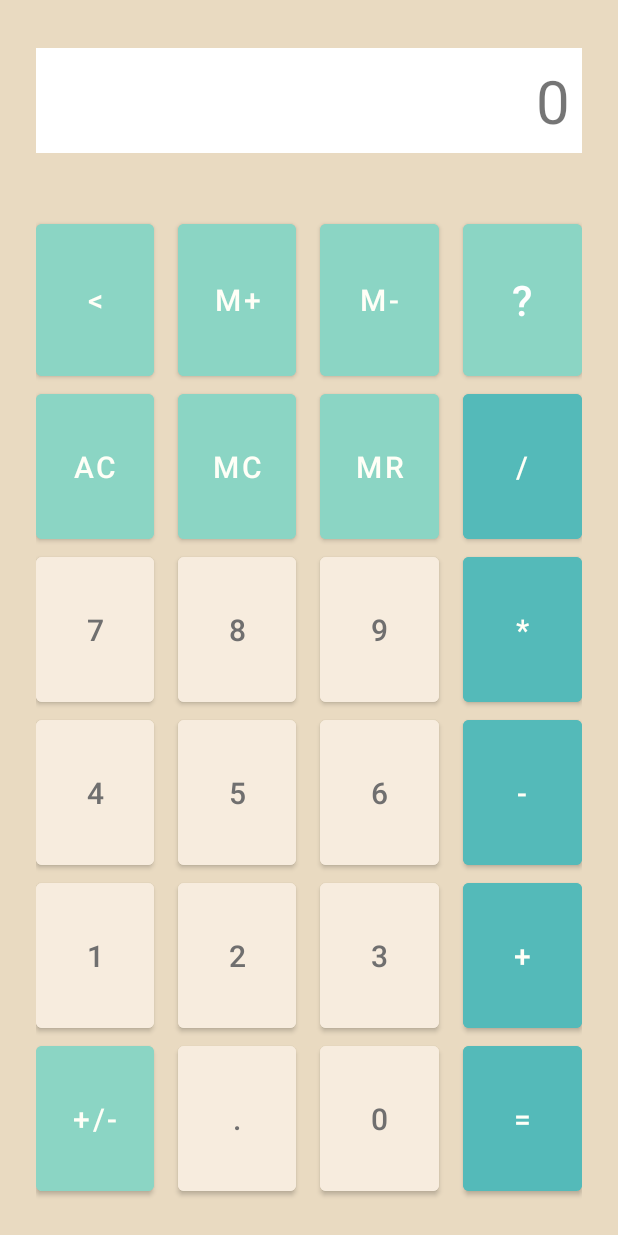
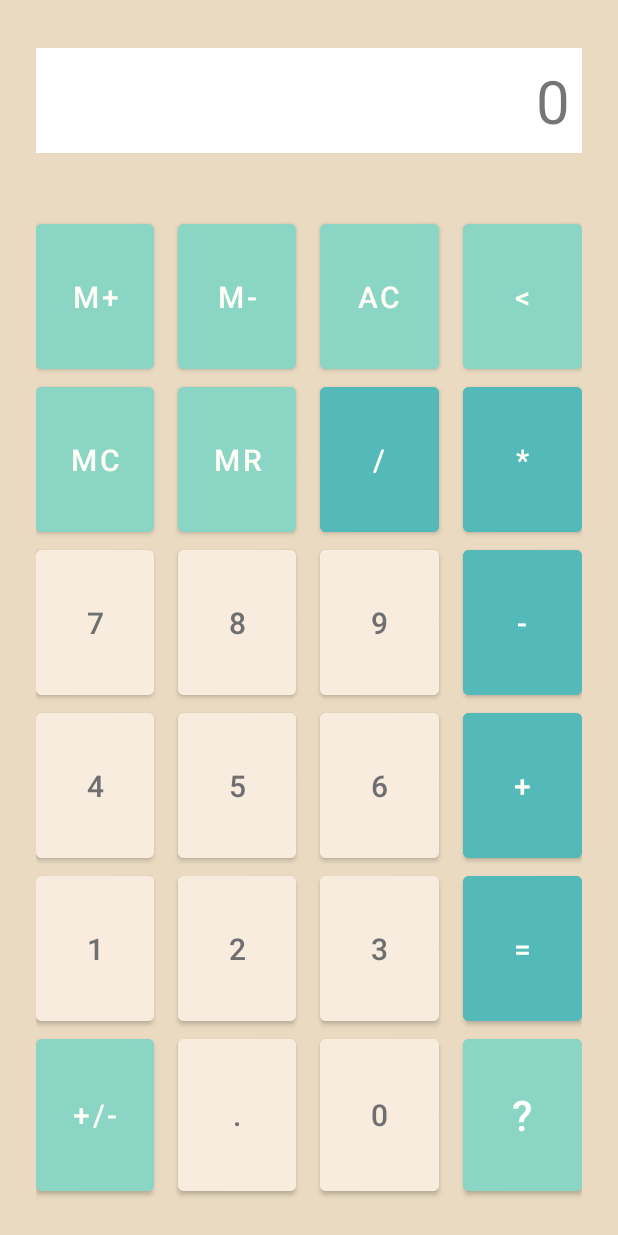
Before and after one commit to ashley-kuipers/Calculator, an Android app: the screen it shows after launch (MainActivity), after a tap on "START", on a phone screen of 412 x 824 dp. Run offline under Robolectric (Android 15) with nearby library versions, the phone set to English and light mode, and no system bars.

Commit message:
added help mode, discarded binary, octal, hex convert buttons

```diff
--- a/app/src/main/res/layout-land/activity_main.xml
+++ b/app/src/main/res/layout-land/activity_main.xml
@@ -13,7 +13,7 @@
     <FrameLayout
         android:id="@+id/layout_welcome"
         android:layout_width="match_parent"
-        android:layout_height="wrap_content">
+        android:layout_height="match_parent">
 
     </FrameLayout>
 
@@ -49,23 +49,9 @@
             android:layout_weight="1">
 
             <Button
-                android:id="@+id/b_hex"
-                android:layout_width="0dp"
-                android:layout_height="match_parent"
-                android:layout_marginRight="8dp"
-                android:layout_weight="1"
-                android:backgroundTint="@color/medium"
-                android:insetTop="4dp"
-                android:insetBottom="4dp"
-                android:text="@string/hex"
-                android:textColor="@color/textlight"
-                android:textSize="20sp" />
-
-            <Button
                 android:id="@+id/b_memclear"
                 android:layout_width="0dp"
                 android:layout_height="match_parent"
-                android:layout_marginStart="8dp"
                 android:layout_marginEnd="8dp"
                 android:layout_weight="1"
                 android:backgroundTint="@color/medium"
@@ -153,23 +139,9 @@
             android:layout_weight="1">
 
             <Button
-                android:id="@+id/b_base2"
-                android:layout_width="0dp"
-                android:layout_height="match_parent"
-                android:layout_marginRight="8dp"
-                android:layout_weight="1"
-                android:backgroundTint="@color/medium"
-                android:insetTop="4dp"
-                android:insetBottom="4dp"
-                android:text="@string/base2"
-                android:textColor="@color/textlight"
-                android:textSize="20sp" />
-
-            <Button
                 android:id="@+id/b_memrecall"
                 android:layout_width="0dp"
                 android:layout_height="match_parent"
-                android:layout_marginStart="8dp"
                 android:layout_marginEnd="8dp"
                 android:layout_weight="1"
                 android:backgroundTint="@color/medium"
@@ -257,23 +229,9 @@
             android:layout_weight="1">
 
             <Button
-                android:id="@+id/b_base8"
-                android:layout_width="0dp"
-                android:layout_height="match_parent"
-                android:layout_marginRight="8dp"
-                android:layout_weight="1"
-                android:backgroundTint="@color/medium"
-                android:insetTop="4dp"
-                android:insetBottom="4dp"
-                android:text="@string/base8"
-                android:textColor="@color/textlight"
-                android:textSize="20sp" />
-
-            <Button
                 android:id="@+id/b_memadd"
                 android:layout_width="0dp"
                 android:layout_height="match_parent"
-                android:layout_marginStart="8dp"
                 android:layout_marginEnd="8dp"
                 android:layout_weight="1"
                 android:backgroundTint="@color/medium"
@@ -361,23 +319,9 @@
             android:layout_weight="1">
 
             <Button
-                android:id="@+id/b_base10"
-                android:layout_width="0dp"
-                android:layout_height="match_parent"
-                android:layout_marginRight="8dp"
-                android:layout_weight="1"
-                android:backgroundTint="@color/medium"
-                android:insetTop="4dp"
-                android:insetBottom="4dp"
-                android:text="@string/base10"
-                android:textColor="@color/textlight"
-                android:textSize="20sp" />
-
-            <Button
                 android:id="@+id/b_memsub"
                 android:layout_width="0dp"
                 android:layout_height="match_parent"
-                android:layout_marginStart="8dp"
                 android:layout_marginEnd="8dp"
                 android:layout_weight="1"
                 android:backgroundTint="@color/medium"
@@ -444,7 +388,7 @@
                 android:textSize="20sp" />
 
             <Button
-                android:id="@+id/b_settings"
+                android:id="@+id/b_help"
                 android:layout_width="0dp"
                 android:layout_height="match_parent"
                 android:layout_marginLeft="8dp"
@@ -452,7 +396,7 @@
                 android:backgroundTint="@color/medium"
                 android:insetTop="4dp"
                 android:insetBottom="4dp"
-                android:text="@string/rand"
+                android:text="@string/help"
                 android:textSize="20sp" />
 
         </TableRow>
--- a/app/src/main/res/layout/activity_main.xml
+++ b/app/src/main/res/layout/activity_main.xml
@@ -13,7 +13,7 @@
     <FrameLayout
         android:id="@+id/layout_welcome"
         android:layout_width="match_parent"
-        android:layout_height="wrap_content">
+        android:layout_height="match_parent">
 
     </FrameLayout>
 
@@ -57,21 +57,11 @@
             android:layout_weight="1">
 
             <Button
-                android:id="@+id/b_backspace"
-                android:layout_width="0dp"
-                android:layout_height="match_parent"
-                android:layout_marginEnd="8dp"
-                android:layout_weight="1"
-                android:backgroundTint="@color/medium"
-                android:text="@string/backspace"
-                android:textColor="@color/textlight"
-                android:textSize="20sp" />
-
-            <Button
                 android:id="@+id/b_memadd"
                 android:layout_width="0dp"
                 android:layout_height="match_parent"
                 android:layout_marginLeft="8dp"
+                android:layout_marginEnd="8dp"
                 android:layout_marginRight="8dp"
                 android:layout_weight="1"
                 android:backgroundTint="@color/medium"
@@ -92,16 +82,27 @@
                 android:textSize="20sp" />
 
             <Button
-                android:id="@+id/b_settings"
+                android:id="@+id/b_clear"
+                android:layout_width="0dp"
+                android:layout_height="match_parent"
+                android:layout_marginStart="8dp"
+                android:layout_marginEnd="8dp"
+                android:layout_weight="1"
+                android:backgroundTint="@color/medium"
+                android:text="@string/clear"
+                android:textColor="@color/textlight"
+                android:textSize="20sp" />
+
+            <Button
+                android:id="@+id/b_backspace"
                 android:layout_width="0dp"
                 android:layout_height="match_parent"
                 android:layout_marginStart="8dp"
                 android:layout_weight="1"
                 android:backgroundTint="@color/medium"
-                android:paddingTop="0dp"
-                android:paddingBottom="0dp"
-                android:text="@string/rand"
-                android:textSize="28sp" />
+                android:text="@string/backspace"
+                android:textColor="@color/textlight"
+                android:textSize="20sp" />
 
         </TableRow>
 
@@ -112,21 +113,9 @@
             android:layout_weight="1">
 
             <Button
-                android:id="@+id/b_clear"
-                android:layout_width="0dp"
-                android:layout_height="match_parent"
-                android:layout_marginEnd="8dp"
-                android:layout_weight="1"
-                android:backgroundTint="@color/medium"
-                android:text="@string/clear"
-                android:textColor="@color/textlight"
-                android:textSize="20sp" />
-
-            <Button
                 android:id="@+id/b_memclear"
                 android:layout_width="0dp"
                 android:layout_height="match_parent"
-                android:layout_marginStart="8dp"
                 android:layout_marginEnd="8dp"
                 android:layout_weight="1"
                 android:backgroundTint="@color/medium"
@@ -150,10 +139,22 @@
                 android:id="@+id/b_divide"
                 android:layout_width="0dp"
                 android:layout_height="match_parent"
+                android:layout_marginStart="8dp"
+                android:layout_marginEnd="8dp"
+                android:layout_weight="1"
+                android:backgroundTint="@color/dark"
+                android:text="@string/divide"
+                android:textColor="@color/textlight"
+                android:textSize="20sp" />
+
+            <Button
+                android:id="@+id/b_multiply"
+                android:layout_width="0dp"
+                android:layout_height="match_parent"
                 android:layout_marginLeft="8dp"
                 android:layout_weight="1"
                 android:backgroundTint="@color/dark"
-                android:text="@string/divide"
+                android:text="@string/multiply"
                 android:textColor="@color/textlight"
                 android:textSize="20sp" />
 
@@ -201,13 +202,13 @@
                 android:textSize="20sp" />
 
             <Button
-                android:id="@+id/b_multiply"
+                android:id="@+id/b_sub"
                 android:layout_width="0dp"
                 android:layout_height="match_parent"
                 android:layout_marginLeft="8dp"
                 android:layout_weight="1"
                 android:backgroundTint="@color/dark"
-                android:text="@string/multiply"
+                android:text="@string/sub"
                 android:textColor="@color/textlight"
                 android:textSize="20sp" />
 
@@ -255,13 +256,13 @@
                 android:textSize="20sp" />
 
             <Button
-                android:id="@+id/b_sub"
+                android:id="@+id/b_add"
                 android:layout_width="0dp"
                 android:layout_height="match_parent"
                 android:layout_marginLeft="8dp"
                 android:layout_weight="1"
                 android:backgroundTint="@color/dark"
-                android:text="@string/sub"
+                android:text="@string/add"
                 android:textColor="@color/textlight"
                 android:textSize="20sp" />
 
@@ -309,15 +310,16 @@
                 android:textSize="20sp" />
 
             <Button
-                android:id="@+id/b_add"
+                android:id="@+id/b_equal"
                 android:layout_width="0dp"
                 android:layout_height="match_parent"
                 android:layout_marginLeft="8dp"
                 android:layout_weight="1"
                 android:backgroundTint="@color/dark"
-                android:text="@string/add"
+                android:text="@string/equal"
                 android:textColor="@color/textlight"
                 android:textSize="20sp" />
+
         </TableRow>
 
         <TableRow
@@ -362,15 +364,16 @@
                 android:textSize="20sp" />
 
             <Button
-                android:id="@+id/b_equal"
+                android:id="@+id/b_help"
                 android:layout_width="0dp"
                 android:layout_height="match_parent"
-                android:layout_marginLeft="8dp"
+                android:layout_marginStart="8dp"
                 android:layout_weight="1"
-                android:backgroundTint="@color/dark"
-                android:text="@string/equal"
-                android:textColor="@color/textlight"
-                android:textSize="20sp" />
+                android:backgroundTint="@color/medium"
+                android:paddingTop="0dp"
+                android:paddingBottom="0dp"
+                android:text="@string/help"
+                android:textSize="28sp" />
         </TableRow>
 
     </TableLayout>
--- a/app/src/main/res/values/strings.xml
+++ b/app/src/main/res/values/strings.xml
@@ -1,7 +1,7 @@
 <resources>
     <string name="app_name">Calculator</string>
     <string name="memclear">MC</string>
-    <string name="rand">?</string>
+    <string name="help">?</string>
     <string name="memrecall">MR</string>
     <string name="clear">AC</string>
     <string name="backspace">&lt;</string>
```
Also changed, not shown: app/src/main/java/com/example/calculatorapp2/MainActivity.java (+141 -33 lines), app/src/main/java/com/example/calculatorapp2/Settings.java (deleted, +0 -51 lines), app/src/main/res/layout/fragment_settings.xml (deleted, +0 -175 lines).
